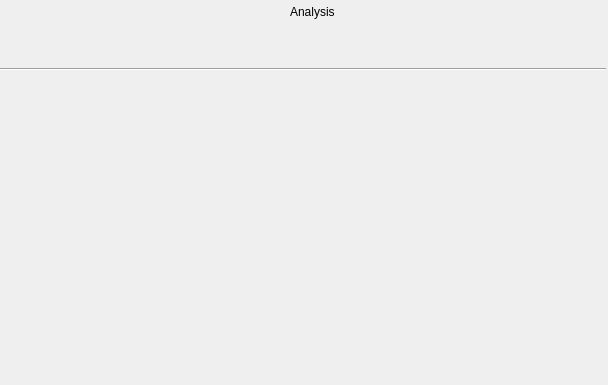
The window that ui/reports_view.ui (zkovari/plotlyst) describes before a commit, drawn with Qt 5.
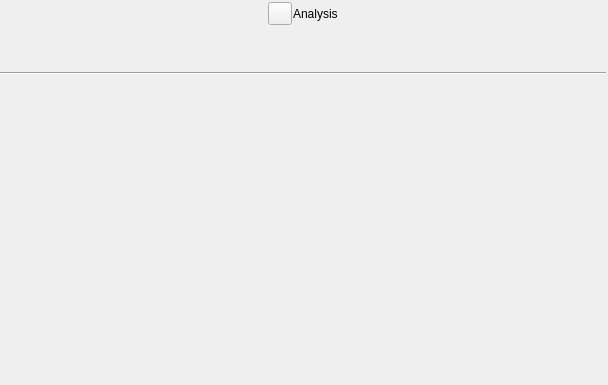
The same window after the commit.

What changed in the file:
```diff
--- a/ui/reports_view.ui
+++ b/ui/reports_view.ui
@@ -49,9 +49,6 @@
       </property>
       <item>
        <widget class="QToolButton" name="iconReports">
-        <property name="styleSheet">
-         <string notr="true">border: 0px;</string>
-        </property>
         <property name="text">
          <string/>
         </property>
```
Left out of the diff: 6 changed lines with no effect on the pictures.
